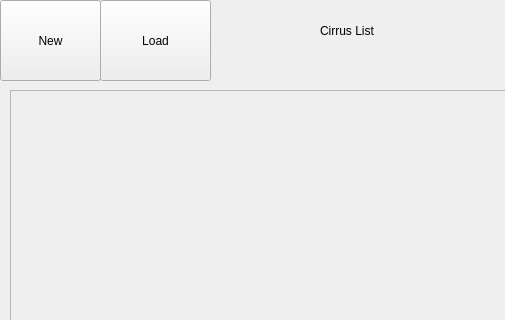
Qt form mainwindow.ui (ruvans/cirrus-list) before a commit; both pictures show x 0 to 505 and y 0 to 320 of the 800 by 600 pixel window.
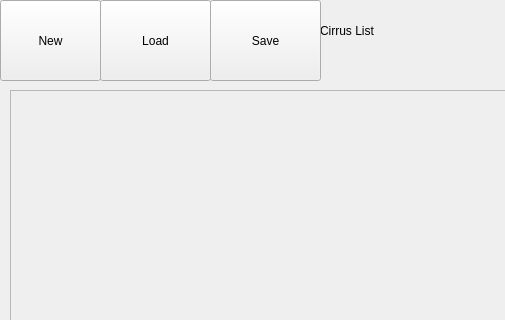
The same form after that commit.

Commit message: Added save button and refactored some classes that were overworking

```diff
--- a/mainwindow.ui
+++ b/mainwindow.ui
@@ -76,6 +76,19 @@
      <string>Load</string>
     </property>
    </widget>
+   <widget class="QPushButton" name="saveButton">
+    <property name="geometry">
+     <rect>
+      <x>210</x>
+      <y>0</y>
+      <width>111</width>
+      <height>81</height>
+     </rect>
+    </property>
+    <property name="text">
+     <string>Save</string>
+    </property>
+   </widget>
   </widget>
   <widget class="QStatusBar" name="statusbar"/>
   <widget class="QMenuBar" name="menubar">
```
The commit also changes 16 other files.
